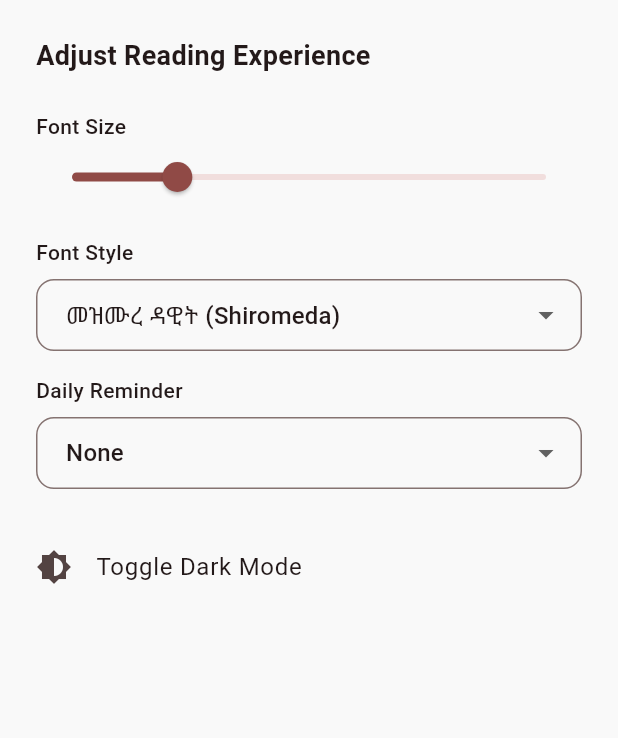
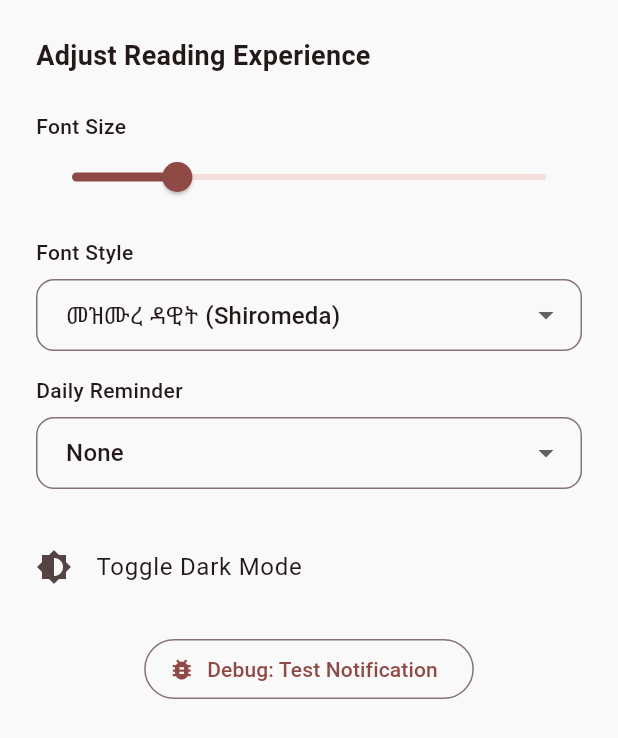
Before and after one commit to EOTCOpenSource/mezmuredawit, a Flutter app: the SettingsSheet widget shown alone on an empty page, opened directly, on a phone screen of 412 x 824 dp. Shown: the top 738 px of the screen. Run offline on Flutter 3.47's test engine with Material 3 defaults, Android fonts, the phone set to English and light mode, and no system bars; our stand-ins replace flutter_local_notifications, shared_preferences, timezone; accounts and stored records are empty; Roboto replaces fonts that are missing (Shiromeda).

```diff
--- a/lib/ui/widgets/settings_sheet.dart
+++ b/lib/ui/widgets/settings_sheet.dart
@@ -107,6 +107,16 @@ class SettingsSheet extends StatelessWidget {
                   : ThemeMode.light;
             },
           ),
+          const SizedBox(height: 16),
+          Center(
+            child: OutlinedButton.icon(
+              onPressed: () {
+                NotificationService.sendTestNotification();
+              },
+              icon: const Icon(Icons.bug_report),
+              label: const Text("Debug: Test Notification"),
+            ),
+          ),
         ],
       ),
     );
```
Also changed, not shown: lib/services/notification_service.dart (+40 -0 lines).
